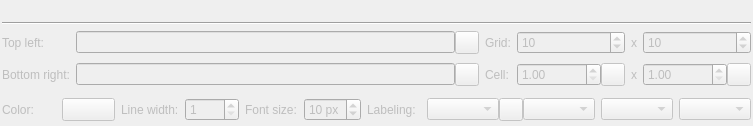
kadas-albireo/kadas-albireo2, file kadas/app/guidegrid/kadasguidegridwidgetbase.ui: the form before one commit.
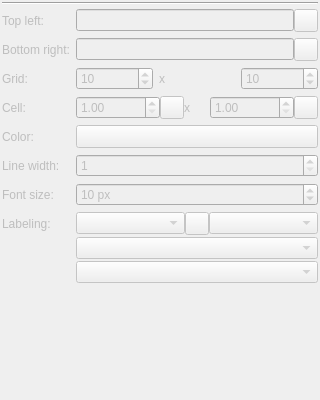
The form after the commit. Icons and pictures are not drawn. Custom widgets are drawn as their Qt base class.

Diff of the .ui file:
```diff
--- a/kadas/app/guidegrid/kadasguidegridwidgetbase.ui
+++ b/kadas/app/guidegrid/kadasguidegridwidgetbase.ui
@@ -6,11 +6,14 @@
    <rect>
     <x>0</x>
     <y>0</y>
-    <width>753</width>
-    <height>126</height>
+    <width>320</width>
+    <height>400</height>
    </rect>
   </property>
-  <layout class="QGridLayout" name="gridLayout_2">
+  <layout class="QVBoxLayout" name="verticalLayoutMain">
+   <property name="spacing">
+    <number>4</number>
+   </property>
    <property name="leftMargin">
     <number>2</number>
    </property>
@@ -23,39 +26,29 @@
    <property name="bottomMargin">
     <number>2</number>
    </property>
-   <item row="0" column="0">
+   <item>
     <layout class="QHBoxLayout" name="layerSelectionWidgetHolder">
      <property name="spacing">
       <number>0</number>
      </property>
     </layout>
    </item>
-   <item row="0" column="1">
-    <spacer name="horizontalSpacer">
-     <property name="orientation">
-      <enum>Qt::Horizontal</enum>
-     </property>
-     <property name="sizeHint" stdset="0">
-      <size>
-       <width>40</width>
-       <height>20</height>
-      </size>
-     </property>
-    </spacer>
-   </item>
-   <item row="1" column="0" colspan="2">
+   <item>
     <widget class="Line" name="line">
      <property name="orientation">
       <enum>Qt::Horizontal</enum>
      </property>
     </widget>
    </item>
-   <item row="3" column="0" colspan="2">
+   <item>
     <widget class="QWidget" name="widgetLayerSetup" native="true">
      <property name="enabled">
       <bool>false</bool>
      </property>
-     <layout class="QGridLayout" name="gridLayout">
+     <layout class="QFormLayout" name="formLayout">
+      <property name="fieldGrowthPolicy">
+       <enum>QFormLayout::AllNonFixedFieldsGrow</enum>
+      </property>
       <property name="leftMargin">
        <number>0</number>
       </property>
@@ -68,24 +61,18 @@
       <property name="bottomMargin">
        <number>0</number>
       </property>
+      <item row="0" column="0">
+       <widget class="QLabel" name="labelTopLeft">
+        <property name="text">
+         <string>Top left:</string>
+        </property>
+       </widget>
+      </item>
       <item row="0" column="1">
-       <widget class="QWidget" name="widgetTopLeft" native="true">
         <layout class="QHBoxLayout" name="horizontalLayout">
          <property name="spacing">
           <number>0</number>
          </property>
-         <property name="leftMargin">
-          <number>0</number>
-         </property>
-         <property name="topMargin">
-          <number>0</number>
-         </property>
-         <property name="rightMargin">
-          <number>0</number>
-         </property>
-         <property name="bottomMargin">
-          <number>0</number>
-         </property>
          <item>
           <widget class="QLineEdit" name="lineEditTopLeft">
            <property name="alignment">
@@ -102,21 +89,6 @@
           </widget>
          </item>
         </layout>
-       </widget>
-      </item>
-      <item row="0" column="0">
-       <widget class="QLabel" name="labelTopLeft">
-        <property name="text">
-         <string>Top left:</string>
-        </property>
-       </widget>
-      </item>
-      <item row="0" column="2">
-       <widget class="QLabel" name="labelGrid">
-        <property name="text">
-         <string>Grid:</string>
-        </property>
-       </widget>
       </item>
       <item row="1" column="0">
        <widget class="QLabel" name="labelBottomRight">
@@ -126,23 +98,10 @@
        </widget>
       </item>
       <item row="1" column="1">
-       <widget class="QWidget" name="widgetBottomRight" native="true">
         <layout class="QHBoxLayout" name="horizontalLayout_2">
          <property name="spacing">
           <number>0</number>
          </property>
-         <property name="leftMargin">
-          <number>0</number>
-         </property>
-         <property name="topMargin">
-          <number>0</number>
-         </property>
-         <property name="rightMargin">
-          <number>0</number>
-         </property>
-         <property name="bottomMargin">
-          <number>0</number>
-         </property>
          <item>
           <widget class="QLineEdit" name="lineEditBottomRight">
            <property name="alignment">
@@ -159,33 +118,69 @@
           </widget>
          </item>
         </layout>
+      </item>
+      <item row="2" column="0">
+       <widget class="QLabel" name="labelGrid">
+        <property name="text">
+         <string>Grid:</string>
+        </property>
        </widget>
       </item>
-      <item row="1" column="2">
+      <item row="2" column="1">
+       <layout class="QHBoxLayout" name="horizontalLayoutGrid">
+        <item>
+         <widget class="QSpinBox" name="spinBoxCols">
+          <property name="toolTip">
+           <string>Columns</string>
+          </property>
+          <property name="minimum">
+           <number>1</number>
+          </property>
+          <property name="maximum">
+           <number>1000</number>
+          </property>
+          <property name="value">
+           <number>10</number>
+          </property>
+         </widget>
+        </item>
+        <item>
+         <widget class="QLabel" name="labelGridX">
+          <property name="text">
+           <string notr="true">x</string>
+          </property>
+         </widget>
+        </item>
+        <item>
+         <widget class="QSpinBox" name="spinBoxRows">
+          <property name="toolTip">
+           <string>Rows</string>
+          </property>
+          <property name="minimum">
+           <number>1</number>
+          </property>
+          <property name="maximum">
+           <number>1000</number>
+          </property>
+          <property name="value">
+           <number>10</number>
+          </property>
+         </widget>
+        </item>
+       </layout>
+      </item>
+      <item row="3" column="0">
        <widget class="QLabel" name="labelCell">
         <property name="text">
          <string>Cell:</string>
         </property>
        </widget>
       </item>
-      <item row="1" column="3">
-       <widget class="QWidget" name="widgetWidth" native="true">
-        <layout class="QHBoxLayout" name="horizontalLayout_5">
+      <item row="3" column="1">
+       <layout class="QHBoxLayout" name="horizontalLayoutCell">
          <property name="spacing">
           <number>0</number>
          </property>
-         <property name="leftMargin">
-          <number>0</number>
-         </property>
-         <property name="topMargin">
-          <number>0</number>
-         </property>
-         <property name="rightMargin">
-          <number>0</number>
-         </property>
-         <property name="bottomMargin">
-          <number>0</number>
-         </property>
          <item>
           <widget class="QDoubleSpinBox" name="spinBoxWidth">
            <property name="toolTip">
@@ -210,57 +205,13 @@
            </property>
           </widget>
          </item>
-        </layout>
-       </widget>
-      </item>
-      <item row="1" column="4">
+        <item>
        <widget class="QLabel" name="labelCellX">
         <property name="text">
          <string notr="true">x</string>
         </property>
        </widget>
       </item>
-      <item row="0" column="3">
-       <widget class="QSpinBox" name="spinBoxCols">
-        <property name="toolTip">
-         <string>Columns</string>
-        </property>
-        <property name="minimum">
-         <number>1</number>
-        </property>
-        <property name="maximum">
-         <number>1000</number>
-        </property>
-        <property name="value">
-         <number>10</number>
-        </property>
-       </widget>
-      </item>
-      <item row="0" column="4">
-       <widget class="QLabel" name="labelGridX">
-        <property name="text">
-         <string notr="true">x</string>
-        </property>
-       </widget>
-      </item>
-      <item row="1" column="5">
-       <widget class="QWidget" name="widgetHeight" native="true">
-        <layout class="QHBoxLayout" name="horizontalLayout_6">
-         <property name="spacing">
-          <number>0</number>
-         </property>
-         <property name="leftMargin">
-          <number>0</number>
-         </property>
-         <property name="topMargin">
-          <number>0</number>
-         </property>
-         <property name="rightMargin">
-          <number>0</number>
-         </property>
-         <property name="bottomMargin">
-          <number>0</number>
-         </property>
          <item>
           <widget class="QDoubleSpinBox" name="spinBoxHeight">
            <property name="toolTip">
@@ -289,47 +240,15 @@
           </widget>
          </item>
         </layout>
-       </widget>
       </item>
-      <item row="0" column="5">
-       <widget class="QSpinBox" name="spinBoxRows">
-        <property name="toolTip">
-         <string>Rows</string>
-        </property>
-        <property name="minimum">
-         <number>1</number>
-        </property>
-        <property name="maximum">
-         <number>1000</number>
-        </property>
-        <property name="value">
-         <number>10</number>
-        </property>
-       </widget>
-      </item>
-      <item row="2" column="0" colspan="6">
-       <widget class="QWidget" name="widget_3" native="true">
-        <layout class="QHBoxLayout" name="horizontalLayout_3">
-         <property name="leftMargin">
-          <number>0</number>
-         </property>
-         <property name="topMargin">
-          <number>0</number>
-         </property>
-         <property name="rightMargin">
-          <number>0</number>
-         </property>
-         <property name="bottomMargin">
-          <number>0</number>
-         </property>
-         <item>
+      <item row="4" column="0">
           <widget class="QLabel" name="labelColor">
            <property name="text">
             <string>Color:</string>
            </property>
           </widget>
          </item>
-         <item>
+      <item row="4" column="1">
           <widget class="QgsColorButton" name="toolButtonColor">
            <property name="sizePolicy">
             <sizepolicy hsizetype="Preferred" vsizetype="Fixed">
@@ -339,14 +258,14 @@
            </property>
           </widget>
          </item>
-         <item>
+      <item row="5" column="0">
           <widget class="QLabel" name="labelLineWidth">
            <property name="text">
             <string>Line width:</string>
            </property>
           </widget>
          </item>
-         <item>
+      <item row="5" column="1">
           <widget class="QSpinBox" name="spinBoxLineWidth">
            <property name="minimum">
             <number>1</number>
@@ -356,14 +275,14 @@
            </property>
           </widget>
          </item>
-         <item>
+      <item row="6" column="0">
           <widget class="QLabel" name="labelFontSize">
            <property name="text">
             <string>Font size:</string>
            </property>
           </widget>
          </item>
-         <item>
+      <item row="6" column="1">
           <widget class="QSpinBox" name="spinBoxFontSize">
            <property name="suffix">
             <string notr="true"> px</string>
@@ -376,15 +295,20 @@
            </property>
           </widget>
          </item>
-         <item>
+      <item row="7" column="0">
           <widget class="QLabel" name="labelLabeling">
            <property name="text">
             <string>Labeling:</string>
            </property>
           </widget>
          </item>
+      <item row="7" column="1">
+       <layout class="QVBoxLayout" name="verticalLayoutLabeling">
+        <property name="spacing">
+         <number>2</number>
+        </property>
          <item>
-          <layout class="QHBoxLayout" name="horizontalLayout_4">
+         <layout class="QHBoxLayout" name="horizontalLayoutLabelFormat">
            <property name="spacing">
             <number>0</number>
            </property>
@@ -405,17 +329,36 @@
           </layout>
          </item>
          <item>
+         <layout class="QVBoxLayout" name="verticalLayoutLabelPos">
+          <property name="spacing">
+           <number>2</number>
+          </property>
+          <item>
           <widget class="QComboBox" name="comboBoxLabelPos"/>
          </item>
          <item>
           <widget class="QComboBox" name="comboBoxQuadrants"/>
          </item>
         </layout>
-       </widget>
-      </item>
-     </layout>
+        </item>
+       </layout>
+      </item>
+     </layout>
     </widget>
    </item>
+   <item>
+    <spacer name="verticalSpacer">
+     <property name="orientation">
+      <enum>Qt::Vertical</enum>
+     </property>
+     <property name="sizeHint" stdset="0">
+      <size>
+       <width>20</width>
+       <height>40</height>
+      </size>
+     </property>
+    </spacer>
+   </item>
   </layout>
  </widget>
  <customwidgets>
```
Lines whose indentation alone changed are shown as unchanged.
